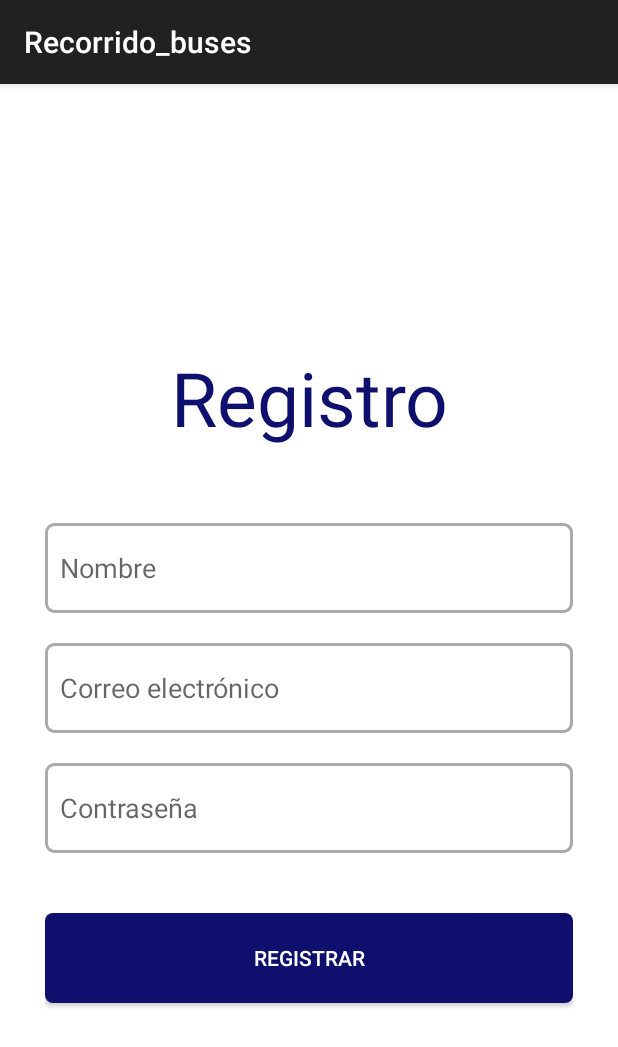
After one commit to amst-fiec/2T2020-Recorrido-de-buses-v2.0, an Android app: the Registro screen opened directly, with no data from a screen before it, on a phone screen of 412 x 824 dp. The commit adds this screen. Shown: the top 1047 px of the screen. Run offline under Robolectric (Android 15) with nearby library versions, the phone set to English and light mode, and no system bars.

Commit message:
registro

```diff
--- a/app/src/main/java/com/example/recorrido_buses/Login.java
+++ b/app/src/main/java/com/example/recorrido_buses/Login.java
@@ -108,7 +108,11 @@ public class Login extends AppCompatActivity {
         Intent i = new Intent(Login.this,Mapa.class);
         startActivity(i);
         finish();
+    }
 
-
+    public void toRegistro(View view) {
+        Intent i = new Intent(Login.this,Registro.class);
+        startActivity(i);
+        finish();
     }
 }
--- /dev/null
+++ b/app/src/main/java/com/example/recorrido_buses/Registro.java
@@ -0,0 +1,14 @@
+package com.example.recorrido_buses;
+
+import androidx.appcompat.app.AppCompatActivity;
+
+import android.os.Bundle;
+
+public class Registro extends AppCompatActivity {
+
+    @Override
+    protected void onCreate(Bundle savedInstanceState) {
+        super.onCreate(savedInstanceState);
+        setContentView(R.layout.activity_registro);
+    }
+}
--- a/app/src/main/res/layout/activity_mapa.xml
+++ b/app/src/main/res/layout/activity_mapa.xml
@@ -9,6 +9,8 @@ android:gravity="center"
 
 android:orientation="vertical"
 tools:context=".Mapa">
+
+    <!--
     <RelativeLayout
         android:id="@+id/TopBar"
         android:layout_width="match_parent"
@@ -33,13 +35,15 @@ tools:context=".Mapa">
             android:layout_marginRight="15dp"/>
 
     </RelativeLayout>
+    -->
     <ImageView
         android:layout_width="match_parent"
         android:layout_height="match_parent"
         android:layout_above="@+id/BottomMenu"
         android:layout_below="@+id/TopBar"
         android:background="@android:color/darker_gray"
-        android:src="@drawable/mapa3"/>
+
+        />
 
     <LinearLayout
         android:id="@+id/BottomMenu"
--- /dev/null
+++ b/app/src/main/res/layout/activity_registro.xml
@@ -0,0 +1,61 @@
+<?xml version="1.0" encoding="utf-8"?>
+<LinearLayout xmlns:android="http://schemas.android.com/apk/res/android"
+xmlns:app="http://schemas.android.com/apk/res-auto"
+xmlns:tools="http://schemas.android.com/tools"
+android:layout_width="match_parent"
+android:layout_height="match_parent"
+android:background="#FFFFFF"
+android:gravity="center"
+android:padding="30dp"
+android:orientation="vertical"
+tools:context=".Registro">
+    <TextView
+        android:layout_marginTop="20dp"
+        android:layout_width="match_parent"
+        android:layout_height="wrap_content"
+        android:textSize="50sp"
+        android:gravity="center_horizontal"
+        android:textColor="#0F106D"
+        android:text="Registro"
+        />
+    <EditText
+        android:layout_marginTop="50dp"
+        android:layout_width="match_parent"
+        android:layout_height="wrap_content"
+        android:hint="Nombre"
+        android:inputType="textPassword"
+        android:background="@drawable/edit_text"
+        android:padding="10dp"
+        />
+
+    <EditText
+        android:layout_marginTop="20dp"
+        android:layout_width="match_parent"
+        android:layout_height="wrap_content"
+        android:hint="Correo electrónico"
+        android:inputType="textEmailAddress"
+        android:background="@drawable/edit_text"
+        android:padding="10dp"
+        />
+
+    <EditText
+        android:layout_marginTop="20dp"
+        android:layout_width="match_parent"
+        android:layout_height="wrap_content"
+        android:hint="Contraseña"
+        android:inputType="textPassword"
+        android:background="@drawable/edit_text"
+        android:padding="10dp"
+        />
+    <Button
+        android:layout_marginTop="40dp"
+        android:layout_width="match_parent"
+        android:text="REGISTRAR"
+        android:background="@drawable/edit_button"
+        android:layout_height="60dp"
+        android:textColor="#FFFFFF"
+        android:onClick="toMapa"
+        />
+
+
+</LinearLayout>
```
Also changed, not shown: app/src/main/AndroidManifest.xml (+4 -3 lines), app/src/main/java/com/example/recorrido_buses/Mapa.java (+16 -0 lines), app/src/main/res/layout/activity_login.xml (+30 -0 lines), app/src/main/res/menu/menu.xml (added, +17 -0 lines).
